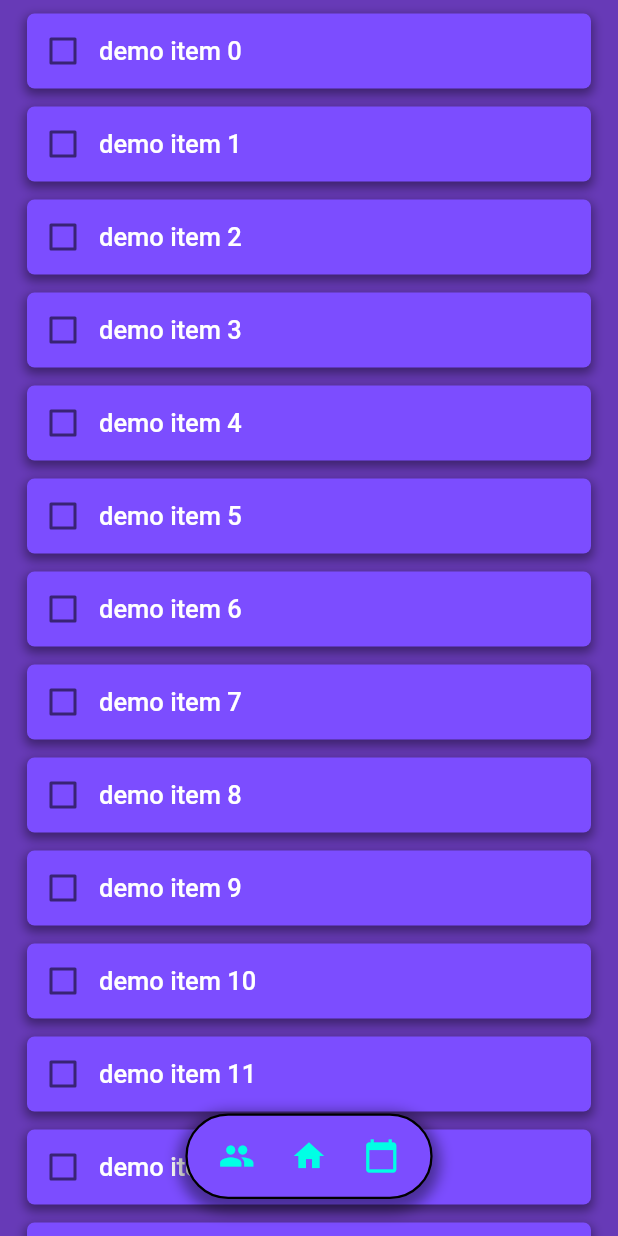
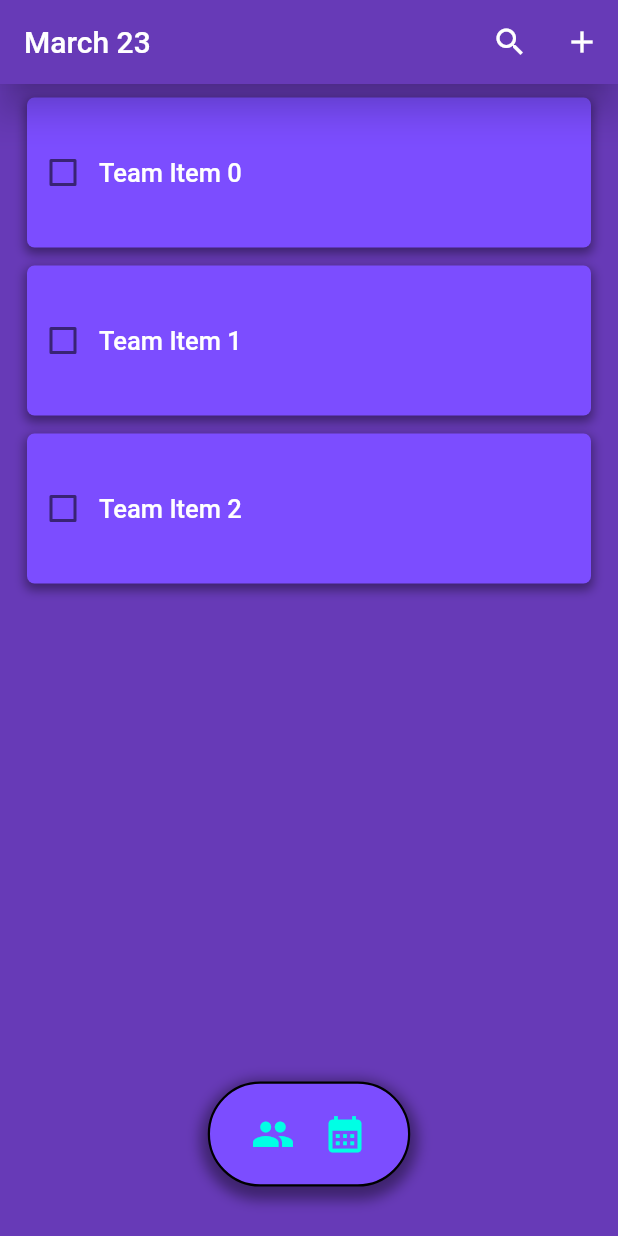
Before and after one commit to UPEI-Android/groupproject-dream_work, a Flutter app: the screen it shows after launch, on a phone screen of 412 x 824 dp. Run offline on Flutter 3.47's test engine with Material 2 defaults, Android fonts, the phone set to English and light mode, and no system bars; drawn by our look-alikes of flutter_slidable; our stand-ins replace equatable.

Commit message:
ADD: a team tab for team items, and aindividual screen for todo items

```diff
--- a/dream_work/lib/main.dart
+++ b/dream_work/lib/main.dart
@@ -21,8 +21,8 @@ class MyApp extends StatelessWidget {
       initialRoute: HomeScreen.routeName,
       routes: {
         AuthScreen.routeName: (context) => const AuthScreen(),
-        TeamScreen.routeName: (context) => const TeamScreen(),
         HomeScreen.routeName: (context) => const HomeScreen(),
+        IndividualScreen.routeName: (context) => const IndividualScreen(),
       },
     );
   }
--- a/dream_work/lib/screens/home_screen.dart
+++ b/dream_work/lib/screens/home_screen.dart
@@ -1,30 +1,22 @@
+// ignore_for_file: constant_identifier_names
+
 import 'package:flutter/material.dart';
 import '../widgets/widgets.dart';
 
-// class HomeScreen extends StatelessWidget {
-//   const HomeScreen({Key? key}) : super(key: key);
-
-//   static const routeName = '/home';
-
-//   @override
-//   Widget build(BuildContext context) {
-//     Size size = MediaQuery.of(context).size; // size of the screen
-//     return Scaffold(
-//       backgroundColor: Colors.deepPurple,
-//       body: SizedBox(
-//         height: size.height,
-//         width: double.infinity,
-//         child: Stack(
-//           alignment: Alignment.center,
-//           children: const [
-//             TodoList(),
-//             NavBar(),
-//           ],
-//         ),
-//       ),
-//     );
-//   }
-// }
+enum Mounth {
+  January,
+  February,
+  March,
+  April,
+  May,
+  June,
+  July,
+  August,
+  September,
+  October,
+  November,
+  December
+}
 
 class HomeScreen extends StatefulWidget {
   const HomeScreen({Key? key}) : super(key: key);
@@ -38,17 +30,16 @@ class _HomeScreenState extends State<HomeScreen>
     with SingleTickerProviderStateMixin {
   late TabController _tabController;
 
-  static const _kTabPages = <Widget>[
-    TodoList(),
-    Center(child: Icon(Icons.alarm, size: 64.0, color: Colors.cyan)),
-    Center(child: Icon(Icons.forum, size: 64.0, color: Colors.blue)),
+  static const _tabPages = <Widget>[
+    TeamTag(),
+    Center(child: Icon(Icons.calendar_month, size: 64.0, color: Colors.blue)),
   ];
 
   @override
   void initState() {
     super.initState();
     _tabController = TabController(
-      length: _kTabPages.length,
+      length: _tabPages.length,
       vsync: this,
     );
   }
@@ -63,13 +54,14 @@ class _HomeScreenState extends State<HomeScreen>
   Widget build(BuildContext context) {
     return Scaffold(
       backgroundColor: Colors.deepPurple,
+      appBar: _appbar(),
       body: SizedBox(
         child: Stack(
           alignment: Alignment.center,
           children: [
             TabBarView(
               controller: _tabController,
-              children: _kTabPages,
+              children: _tabPages,
             ),
             NavBar(tabController: _tabController),
           ],
@@ -78,3 +70,28 @@ class _HomeScreenState extends State<HomeScreen>
     );
   }
 }
+
+PreferredSizeWidget _appbar() => AppBar(
+      title: Text(_date4today()),
+      backgroundColor: Colors.deepPurple,
+      elevation: 10,
+      actions: [
+        IconButton(
+          icon: const Icon(Icons.search),
+          onPressed: () {
+            // todo add a real action for search
+          },
+        ),
+        IconButton(
+          icon: const Icon(Icons.add),
+          onPressed: () {
+            // todo add a real action for add
+          },
+        ),
+      ],
+    );
+
+String _date4today() =>
+    Mounth.values[DateTime.now().month - 1].toString().split('.').last +
+    " " +
+    DateTime.now().day.toString();
--- a/dream_work/lib/screens/screens.dart
+++ b/dream_work/lib/screens/screens.dart
@@ -1,3 +1,3 @@
 export 'home_screen.dart';
-export 'team_screen.dart';
 export 'auth_screen.dart';
+export 'individual_screen.dart';
--- a/dream_work/lib/widgets/navbar.dart
+++ b/dream_work/lib/widgets/navbar.dart
@@ -8,17 +8,8 @@ class NavBar extends StatelessWidget {
   const NavBar({Key? key, required this.tabController}) : super(key: key);
   final TabController tabController;
 
-  /// A button that navigates to the [HomeScreen].
-  Widget navButton({required Icon icon, required int index}) => IconButton(
-        icon: icon,
-        color: const Color.fromARGB(255, 0, 255, 229),
-        onPressed: () {
-          tabController.animateTo(index);
-        },
-      );
-
   /// A container hold the [homeButton], [teamButton] and [calendarButton].
-  Widget buttonHolder() => Container(
+  Widget _buttonHolder() => Container(
         decoration: BoxDecoration(
           color: Colors.deepPurpleAccent,
           borderRadius: const BorderRadius.all(
@@ -43,22 +34,31 @@ class NavBar extends StatelessWidget {
           buttonHeight: 8,
           buttonPadding: const EdgeInsets.all(0.1),
           children: [
-            navButton(icon: const Icon(Icons.group), index: 1),
-            navButton(icon: const Icon(Icons.home), index: 0),
-            navButton(icon: const Icon(Icons.calendar_today), index: 2),
+            _navButton(icon: const Icon(Icons.group), index: 0),
+            _navButton(icon: const Icon(Icons.calendar_month), index: 1),
           ],
         ),
+      );
+
+  /// A button that navigates to the [HomeScreen].
+  Widget _navButton({required Icon icon, required int index}) => IconButton(
+        icon: icon,
+        iconSize: 29,
+        color: const Color.fromARGB(255, 0, 255, 229),
+        onPressed: () {
+          tabController.animateTo(index);
+        },
       );
 
   @override
   Widget build(BuildContext context) {
     Size size = MediaQuery.of(context).size; // size of the screen
     return Positioned(
-      bottom: 0.03 * size.height,
+      bottom: 0.04 * size.height,
       child: SizedBox(
-        width: size.width / 2.5,
-        height: 57,
-        child: buttonHolder(),
+        width: 135,
+        height: 70,
+        child: _buttonHolder(),
       ),
     );
   }
--- /dev/null
+++ b/dream_work/lib/widgets/tabs/tabs.dart
@@ -0,0 +1 @@
+export 'teamtab.dart';
--- a/dream_work/lib/screens/team_screen.dart
+++ b/dream_work/lib/widgets/tabs/teamtab.dart
@@ -1,3 +1,4 @@
+import 'package:dream_work/widgets/widgets.dart';
 import 'package:flutter/material.dart';
 
 class TeamScreen extends StatelessWidget {
@@ -6,6 +7,6 @@ class TeamScreen extends StatelessWidget {
 
   @override
   Widget build(BuildContext context) {
-    return Container();
+    return TeamTag();
   }
 }
--- /dev/null
+++ b/dream_work/lib/widgets/tag.dart
@@ -0,0 +1,75 @@
+import 'package:flutter/material.dart';
+
+class Tag extends StatelessWidget {
+  const Tag({
+    Key? key,
+    required this.title,
+    required this.isDone,
+    this.margin = const EdgeInsets.all(3),
+    this.height = 50,
+  }) : super(key: key);
+
+  final String title;
+  final bool isDone;
+  final EdgeInsetsGeometry margin;
+  final double height;
+
+  @override
+  Widget build(BuildContext context) {
+    return Container(
+      margin: margin,
+      height: height,
+      decoration: BoxDecoration(
+        borderRadius: BorderRadius.circular(5),
+        color: Colors.deepPurpleAccent,
+        boxShadow: [
+          BoxShadow(
+            color: Colors.black.withOpacity(0.4),
+            blurRadius: 5,
+            spreadRadius: 1,
+            offset: const Offset(0, 3),
+          ),
+        ],
+      ),
+      child: Row(
+        children: [
+          _checkBox(
+            isDone: isDone,
+          ),
+          _title(
+            title: title,
+          ),
+        ],
+      ),
+    );
+  }
+}
+
+///----------------------------------------------------------------------------
+/// This is the checkbox for the todo tag, pass in a bool to set the state.
+///----------------------------------------------------------------------------
+Widget _checkBox({
+  bool isDone = false,
+}) =>
+    Checkbox(
+      value: isDone,
+      onChanged: (value) {
+        isDone = true;
+      },
+    );
+
+///----------------------------------------------------------------------------
+/// Title Widget of the todo item, with a custom text style
+///----------------------------------------------------------------------------
+Widget _title({
+  String? title,
+}) =>
+    Text(
+      title ?? '',
+      style: const TextStyle(
+        color: Colors.white,
+        fontSize: 17,
+        fontWeight: FontWeight.w500,
+      ),
+      textAlign: TextAlign.left,
+    );
--- /dev/null
+++ b/dream_work/lib/widgets/teamtag.dart
@@ -0,0 +1,33 @@
+import 'package:dream_work/screens/individual_screen.dart';
+import 'package:flutter/material.dart';
+import 'widgets.dart';
+import '../screens/screens.dart';
+
+class TeamTag extends StatelessWidget {
+  const TeamTag({Key? key}) : super(key: key);
+
+  @override
+  Widget build(BuildContext context) {
+    List<String> demo = List.generate(3, (index) => 'Team Item $index');
+    return ListView.builder(
+      itemCount: demo.length,
+      itemBuilder: (context, index) => GestureDetector(
+        onTap: () {
+          Navigator.pushNamed(
+            context,
+            IndividualScreen.routeName,
+            // todo add arguments:
+          );
+        },
+        child: Padding(
+          padding: const EdgeInsets.only(left: 15, right: 15, top: 6),
+          child: Tag(
+            title: demo[index],
+            isDone: false,
+            height: 100,
+          ),
+        ),
+      ),
+    );
+  }
+}
--- a/dream_work/lib/widgets/todotag.dart
+++ b/dream_work/lib/widgets/todotag.dart
@@ -1,5 +1,6 @@
 import 'package:flutter/material.dart';
 import 'package:flutter_slidable/flutter_slidable.dart';
+import 'widgets.dart';
 
 class TodoTag extends StatelessWidget {
   const TodoTag({Key? key, this.prop}) : super(key: key);
@@ -33,73 +34,10 @@ class TodoTag extends StatelessWidget {
               ),
             ],
           ),
-          child: _container(
+          child: Tag(
             title: prop.title,
             isDone: prop.isDone,
           )),
     );
   }
 }
-
-///----------------------------------------------------------------------------
-/// This is the container for the todo tag.
-///----------------------------------------------------------------------------
-Widget _container({
-  required String title,
-  required bool isDone,
-}) =>
-    Container(
-      margin: const EdgeInsets.all(3),
-      height: 50,
-      decoration: BoxDecoration(
-        borderRadius: BorderRadius.circular(5),
-        color: Colors.deepPurpleAccent,
-        boxShadow: [
-          BoxShadow(
-            color: Colors.black.withOpacity(0.4),
-            blurRadius: 5,
-            spreadRadius: 1,
-            offset: const Offset(0, 3),
-          ),
-        ],
-      ),
-      child: Row(
-        children: [
-          _checkBox(
-            isDone: isDone,
-          ),
-          _title(
-            title: title,
-          ),
-        ],
-      ),
-    );
-
-///----------------------------------------------------------------------------
-/// This is the checkbox for the todo tag, pass in a bool to set the state.
-///----------------------------------------------------------------------------
-Widget _checkBox({
-  bool isDone = false,
-}) =>
-    Checkbox(
-      value: isDone,
-      onChanged: (value) {
-        isDone = true;
-      },
-    );
-
-///----------------------------------------------------------------------------
-/// Title Widget of the todo item, with a custom text style
-///----------------------------------------------------------------------------
-Widget _title({
-  String? title,
-}) =>
-    Text(
-      title ?? '',
-      style: const TextStyle(
-        color: Colors.white,
-        fontSize: 17,
-        fontWeight: FontWeight.w500,
-      ),
-      textAlign: TextAlign.left,
-    );
--- a/dream_work/lib/widgets/widgets.dart
+++ b/dream_work/lib/widgets/widgets.dart
@@ -1,3 +1,5 @@
 export 'navbar.dart';
 export 'todotag.dart';
-export 'todolist.dart';
+export 'teamtag.dart';
+export 'tag.dart';
+export 'tabs/tabs.dart';
```
Also changed, not shown: dream_work/lib/screens/individual_screen.dart (renamed from dream_work/lib/widgets/todolist.dart, +20 -1 lines).
